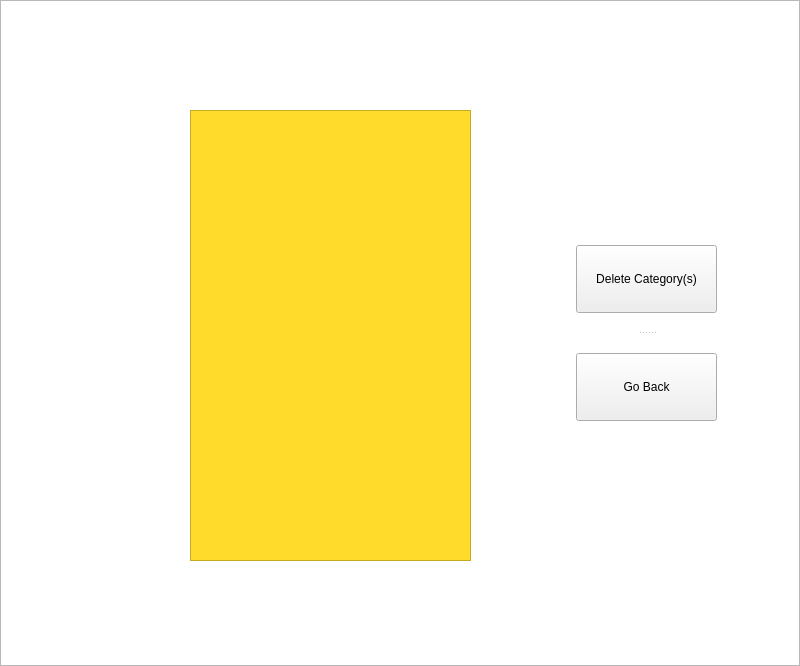
Above: notely/GUI/notelyGUI.ui from superboy2011/PythonLab25739 before the change. Below: the same form after it.
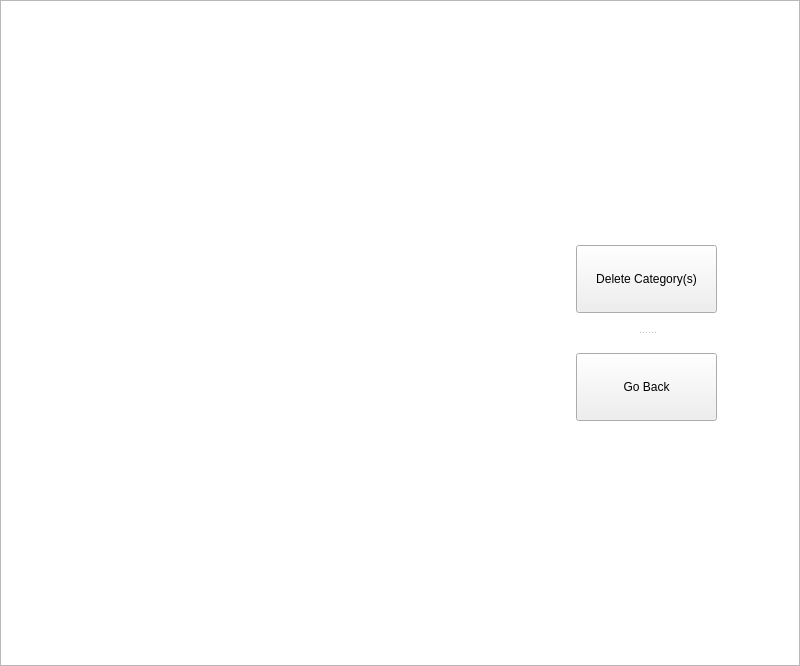
That is the form after the change. The open tabs and pages were chosen to show the change. Icons and pictures are not drawn.

```diff
--- a/notely/GUI/notelyGUI.ui
+++ b/notely/GUI/notelyGUI.ui
@@ -741,7 +741,10 @@
        </rect>
       </property>
       <property name="styleSheet">
-       <string notr="true">background-color: rgb(255, 220, 44);</string>
+       <string notr="true">background-color: rgb(255, 220, 44, 0);</string>
+      </property>
+      <property name="frameShape">
+       <enum>QFrame::NoFrame</enum>
       </property>
       <property name="widgetResizable">
        <bool>true</bool>
@@ -751,10 +754,22 @@
         <rect>
          <x>0</x>
          <y>0</y>
-         <width>279</width>
-         <height>449</height>
+         <width>281</width>
+         <height>451</height>
         </rect>
        </property>
+       <property name="sizePolicy">
+        <sizepolicy hsizetype="Preferred" vsizetype="Preferred">
+         <horstretch>0</horstretch>
+         <verstretch>0</verstretch>
+        </sizepolicy>
+       </property>
+       <property name="minimumSize">
+        <size>
+         <width>0</width>
+         <height>0</height>
+        </size>
+       </property>
        <zorder>splitter_12</zorder>
       </widget>
      </widget>
```
Left out of the diff: 14 changed lines with no effect on the pictures.
